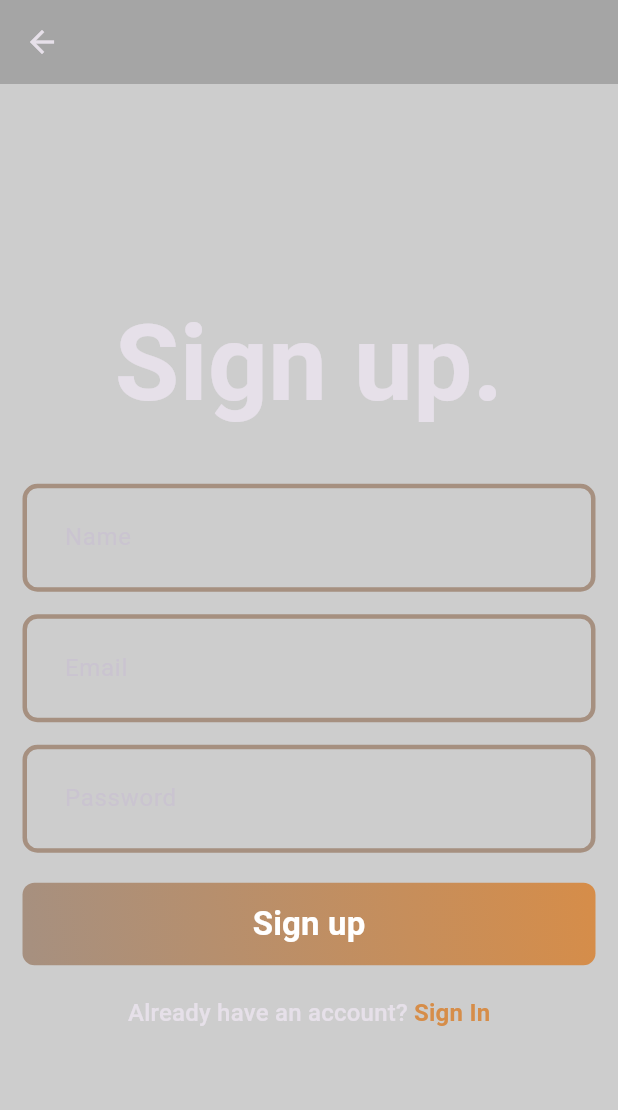
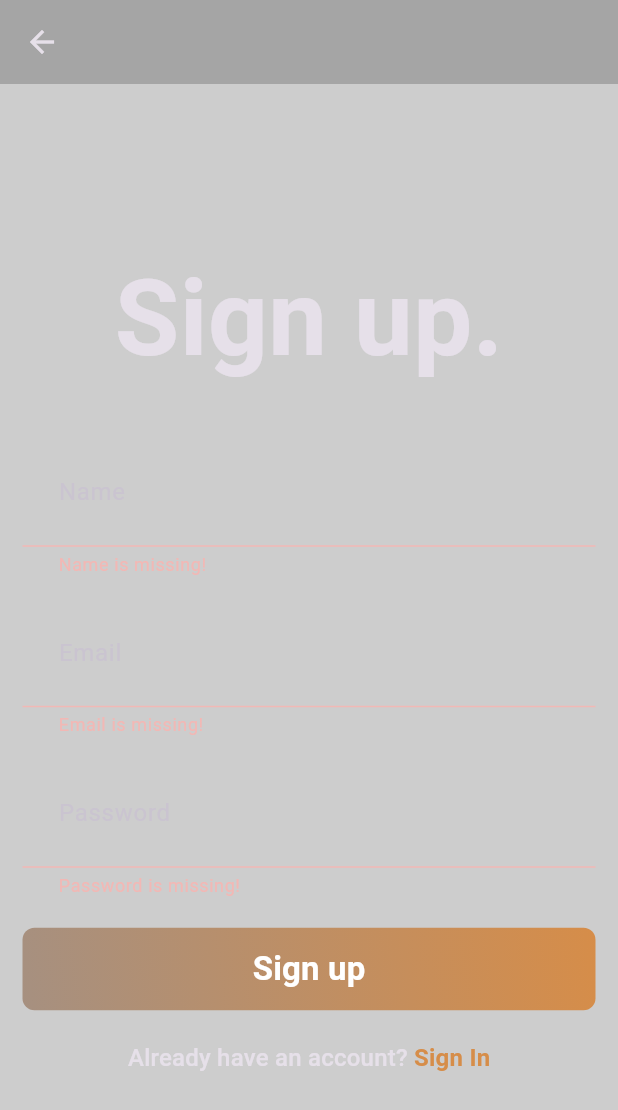
Before and after one commit to YashodaraDeAlwis/blog-app-flutter, a Flutter app: the SignUpPage screen opened directly, after a tap on "Sign up", on a phone screen of 412 x 824 dp. Shown: the top 1110 px of the screen. Run offline on Flutter 3.47's test engine with Material 3 defaults, Android fonts, the phone set to English and light mode, and no system bars; our stand-ins replace bloc, flutter_bloc, fpdart, supabase_flutter; accounts and stored records are empty.

Commit message:
add: signup auth

```diff
--- a/lib/core/secrets/app_secret.dart
+++ b/lib/core/secrets/app_secret.dart
@@ -1,4 +1,4 @@
-class AppSecret {
+class AppSecrets {
   static const superbaseUrl = "https://pcgkwzssxuwjhewnfmsw.supabase.co";
   static const superbaseAnonKey =
       "eyJhbGciOiJIUzI1NiIsInR5cCI6IkpXVCJ9.eyJpc3MiOiJzdXBhYmFzZSIsInJlZiI6InBjZ2t3enNzeHV3amhld25mbXN3Iiwicm9sZSI6ImFub24iLCJpYXQiOjE3Mjg3NDEyNjUsImV4cCI6MjA0NDMxNzI2NX0.Naa1AKerQa8PddF8AoCNqjfVKbLNShX35qKEXCB1s1E";
--- a/lib/features/auth/data/repositories/auth_repository_impl.dart
+++ b/lib/features/auth/data/repositories/auth_repository_impl.dart
@@ -1,8 +1,11 @@
 import 'package:blog/core/error/failures.dart';
+import 'package:blog/features/auth/data/data_sources/auth_remote_data_source.dart';
 import 'package:blog/features/auth/domain/repository/i_auth_repository.dart';
 import 'package:fpdart/src/either.dart';
 
 class AuthRepositoryImpl implements AuthRepository {
+  AuthRepositoryImpl(AuthRemoteDataSource authRemoteDataSource);
+
   @override
   Future<Either<Failures, String>> loginWithEmailPassword(
       {required String email, required String password}) {
--- /dev/null
+++ b/lib/features/auth/presentation/bloc/auth_bloc.dart
@@ -0,0 +1,23 @@
+import 'package:bloc/bloc.dart';
+import 'package:blog/features/auth/domain/use_cases/user_sign_up.dart';
+import 'package:flutter/material.dart';
+
+part 'auth_event.dart';
+part 'auth_state.dart';
+
+class AuthBloc extends Bloc<AuthEvent, AuthState> {
+  final UserSignUp _userSignUp; //initializing private varibales
+  AuthBloc({
+    required UserSignUp userSignUp, //name aurguments
+  })  : _userSignUp = userSignUp,
+        super(AuthInitial()) {
+    on<AuthSignUp>((event, emit) async {
+      final res = await _userSignUp(UserSignUpParams(
+          email: event.email, password: event.password, name: event.name));
+      res.fold(
+        (failure) => emit(AuthFailure(failure.message)),
+        (uid) => emit(AuthSuccess(uid)),
+      );
+    });
+  }
+}
--- /dev/null
+++ b/lib/features/auth/presentation/bloc/auth_event.dart
@@ -0,0 +1,16 @@
+part of 'auth_bloc.dart';
+
+@immutable
+sealed class AuthEvent {}
+
+final class AuthSignUp extends AuthEvent {
+  final String email;
+  final String password;
+  final String name;
+
+  AuthSignUp({
+    required this.email,
+    required this.password,
+    required this.name,
+  });
+}
--- /dev/null
+++ b/lib/features/auth/presentation/bloc/auth_state.dart
@@ -0,0 +1,20 @@
+part of 'auth_bloc.dart';
+
+@immutable
+sealed class AuthState {
+  const AuthState();
+}
+
+final class AuthInitial extends AuthState {}
+
+final class AuthLoading extends AuthState {}
+
+final class AuthSuccess extends AuthState {
+  final String uid;
+  const AuthSuccess(this.uid);
+}
+
+final class AuthFailure extends AuthState {
+  final String message;
+  const AuthFailure(this.message);
+}
--- a/lib/features/auth/presentation/pages/login_page.dart
+++ b/lib/features/auth/presentation/pages/login_page.dart
@@ -52,8 +52,9 @@ class _LoginPageState extends State<LoginPage> {
                 isObscureText: true,
               ),
               const SizedBox(height: 20),
-              const AuthGradientButton(
+              AuthGradientButton(
                 buttonText: 'Sign in',
+                onPressed: () => {},
               ),
               const SizedBox(height: 20),
               GestureDetector(
--- a/lib/features/auth/presentation/pages/signup_page.dart
+++ b/lib/features/auth/presentation/pages/signup_page.dart
@@ -1,8 +1,10 @@
 import 'package:blog/core/theme/pallet.dart';
+import 'package:blog/features/auth/presentation/bloc/auth_bloc.dart';
 import 'package:blog/features/auth/presentation/pages/login_page.dart';
 import 'package:blog/features/auth/presentation/widgets/auth_field.dart';
 import 'package:blog/features/auth/presentation/widgets/auth_gradient_button.dart';
 import 'package:flutter/material.dart';
+import 'package:flutter_bloc/flutter_bloc.dart';
 
 class SignUpPage extends StatefulWidget {
   static route() => MaterialPageRoute(
@@ -61,8 +63,19 @@ class _SignUpPageState extends State<SignUpPage> {
                 isObscureText: true,
               ),
               const SizedBox(height: 20),
-              const AuthGradientButton(
+              AuthGradientButton(
                 buttonText: 'Sign up',
+                onPressed: () => {
+                  if (formKey.currentState!.validate())
+                    {
+                      context.read<AuthBloc>().add(
+                            AuthSignUp(
+                                email: emailController.text.trim(),
+                                password: passwordController.text.trim(),
+                                name: nameController.text.trim()),
+                          )
+                    }
+                },
               ),
               const SizedBox(height: 20),
               GestureDetector(
--- a/lib/features/auth/presentation/widgets/auth_gradient_button.dart
+++ b/lib/features/auth/presentation/widgets/auth_gradient_button.dart
@@ -3,7 +3,9 @@ import 'package:flutter/material.dart';
 
 class AuthGradientButton extends StatelessWidget {
   final String buttonText;
-  const AuthGradientButton({super.key, required this.buttonText});
+  final VoidCallback onPressed;
+  const AuthGradientButton(
+      {super.key, required this.buttonText, required this.onPressed});
 
   @override
   Widget build(BuildContext context) {
@@ -17,7 +19,7 @@ class AuthGradientButton extends StatelessWidget {
         ),
       ),
       child: ElevatedButton(
-        onPressed: () {},
+        onPressed: onPressed,
         style: ElevatedButton.styleFrom(
           backgroundColor: Colors.transparent,
           shadowColor: Colors.transparent,
```
Also changed, not shown: lib/main.dart (+24 -2 lines).
